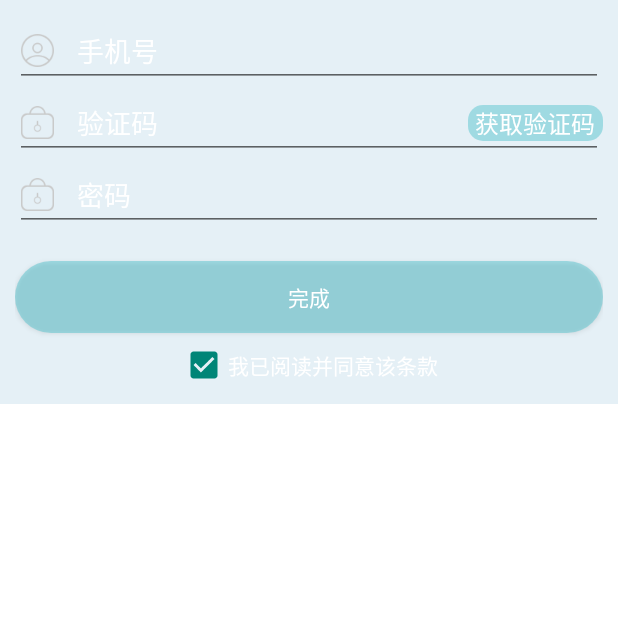
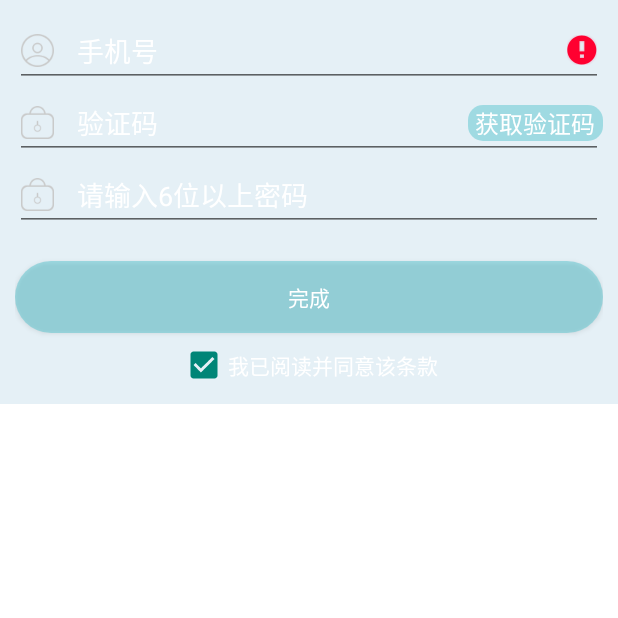
Before and after one commit to TrueTeam/ESports2, an Android app: the fragment RegisterFragment placed in its activity, after a tap on "完成", on a phone screen of 412 x 824 dp, the top half of it. Run offline under Robolectric (Android 15) with nearby library versions, the light colour scheme and no system bars; our stand-ins replace ButterKnife, CircleImageView; libraries missing offline, so code that uses them is left out: com.chad.library; pictures from the network do not load; 3 statements that could not run were skipped.

Commit message:
实现本地登录，进行第三方登陆准备

```diff
--- a/app/src/main/java/com/example/mypc/esports2/fragment/registe/RegisterFragment.java
+++ b/app/src/main/java/com/example/mypc/esports2/fragment/registe/RegisterFragment.java
@@ -4,7 +4,6 @@ package com.example.mypc.esports2.fragment.registe;
 import android.os.Bundle;
 import android.support.design.widget.TextInputEditText;
 import android.support.v4.app.Fragment;
-import android.util.Log;
 import android.view.LayoutInflater;
 import android.view.View;
 import android.view.ViewGroup;
@@ -16,13 +15,17 @@ import android.widget.Toast;
 
 import com.example.mypc.esports2.MyApp;
 import com.example.mypc.esports2.R;
+import com.example.mypc.esports2.bean.UserBean;
+import com.example.mypc.esports2.httputils.register.UserDao;
+
+import java.util.List;
 
 import butterknife.BindView;
 import butterknife.ButterKnife;
 import butterknife.OnClick;
 
 
-public class RegisterFragment extends Fragment implements RegisterContract.View {
+public class RegisterFragment extends Fragment {
 
 
     @BindView(R.id.et_register_accont)
@@ -30,15 +33,13 @@ public class RegisterFragment extends Fragment implements RegisterContract.View
     @BindView(R.id.et_register_verification)
     EditText etRegisterVerification;
     @BindView(R.id.et_register_password)
-    EditText etRegisterPassword;
-    @BindView(R.id.tv_register_find)
+    TextInputEditText etRegisterPassword;
+    @BindView(R.id.tv_register_obtain)
     TextView tvRegisterFind;
     @BindView(R.id.btn_register_login)
     Button btnRegisterLogin;
     @BindView(R.id.cb_agreement)
     CheckBox cbAgreement;
-    private RegisterContract.Presenter presenter;
-    private RegisterContract.Mode mode;
 
     public RegisterFragment() {
 
@@ -50,10 +51,9 @@ public class RegisterFragment extends Fragment implements RegisterContract.View
 
     private onRegisterSuccessListener listener;
 
-    public void setOnflagChangerListener(onRegisterSuccessListener listener){
-        this.listener= listener;
+    public void setOnflagChangerListener(onRegisterSuccessListener listener) {
+        this.listener = listener;
     }
-
 
 
     @Override
@@ -61,38 +61,44 @@ public class RegisterFragment extends Fragment implements RegisterContract.View
                              Bundle savedInstanceState) {
         View view = inflater.inflate(R.layout.fragment_register, container, false);
         ButterKnife.bind(this, view);
-        mode = new RegisterMode();
-        presenter = new RegisterPresenter(mode, this);
         if (cbAgreement.isChecked()) {
             btnRegisterLogin.setClickable(true);
+        } else {
+            btnRegisterLogin.setClickable(false);
         }
         return view;
     }
 
-
-    @Override
-    public void onRegisterSuccess() {
-        MyApp.setFalg(true);
-        Toast.makeText(getActivity(), "注册成功", Toast.LENGTH_SHORT).show();
-        Log.e("TAG", "RegisterFragment: "  );
-        listener.onRegisterSuccess();
-    }
-
-    @Override
-    public void onRegisterFail() {
-        Toast.makeText(getActivity(), "注册失败", Toast.LENGTH_SHORT).show();
-    }
-
-    @OnClick({R.id.tv_register_find, R.id.btn_register_login})
+    @OnClick({R.id.tv_register_obtain, R.id.btn_register_login})
     public void onClick(View view) {
         String accont = etRegisterAccont.getText().toString().trim();
         String password = etRegisterPassword.getText().toString().trim();
         switch (view.getId()) {
-            case R.id.tv_register_find:
+            case R.id.tv_register_obtain:
                 break;
             case R.id.btn_register_login:
-                if (accont.getBytes().length == 11 && btnRegisterLogin.isEnabled()) {
-                    presenter.registerUser(getActivity(), accont, password);
+                if (accont.getBytes().length == 11 && password.length() >= 6 && btnRegisterLogin.isEnabled()) {
+                    List<UserBean> beanList = UserDao.QueryOne(getActivity(), "username", accont);
+                    if (beanList.size() == 0) {
+                        UserBean userBean = new UserBean();
+                        userBean.setUsername(accont);
+                        userBean.setPassword(password);
+                        int add = UserDao.add(userBean, getActivity());
+                        if (add > 0) {
+                            MyApp.setFalg(true);
+                            Toast.makeText(getActivity(), "注册成功", Toast.LENGTH_SHORT).show();
+                            listener.onRegisterSuccess();
+                        } else {
+                            Toast.makeText(getActivity(), "注册失败", Toast.LENGTH_SHORT).show();
+                        }
+                    } else {
+                        etRegisterAccont.setError("账号已存在，请更换手机号再试！");
+                    }
+
+                } else if (accont.getBytes().length != 11) {
+                    etRegisterAccont.setError("请输入11位有效电话号码");
+                } else if (accont.getBytes().length == 11 && password.length() < 6) {
+                    etRegisterPassword.setError("请输入6位及以上密码");
                 }
                 break;
         }
--- a/app/src/main/java/com/example/mypc/esports2/fragment/registe/RegisterPresenter.java
+++ /dev/null
@@ -1,34 +0,0 @@
-package com.example.mypc.esports2.fragment.registe;
-
-import android.content.Context;
-
-/**
- * Created by peter on 2016/8/8.
- */
-public class RegisterPresenter implements RegisterContract.Presenter {
-
-    private RegisterContract.Mode mode;
-    private RegisterContract.View view;
-
-//    public interface onGetaddResultListener {
-//        void onGetaddResult(int result);
-//    }
-//
-//    private onGetaddResultListener listener;
-
-    public RegisterPresenter(RegisterContract.Mode mode, RegisterContract.View view) {
-        this.mode = mode;
-        this.view = view;
-    }
-
-    @Override
-    public void registerUser(Context context, String username, String password) {
-        int i = mode.registerUser(context, username, password);
-//        listener.onGetaddResult(i);
-        if (i > 0) {
-            view.onRegisterSuccess();
-        } else {
-            view.onRegisterFail();
-        }
-    }
-}
--- /dev/null
+++ b/app/src/main/res/drawable/login_qq_slelector.xml
@@ -0,0 +1,5 @@
+<?xml version="1.0" encoding="utf-8"?>
+<selector xmlns:android="http://schemas.android.com/apk/res/android">
+    <item android:drawable="@mipmap/thr_login_qq_done" android:state_selected="true"/>
+    <item android:drawable="@mipmap/thr_login_qq"/>
+</selector>
--- /dev/null
+++ b/app/src/main/res/drawable/login_wechat_seletor.xml
@@ -0,0 +1,5 @@
+<?xml version="1.0" encoding="utf-8"?>
+<selector xmlns:android="http://schemas.android.com/apk/res/android">
+    <item android:drawable="@mipmap/thr_login_wechat_done" android:state_selected="true"/>
+    <item android:drawable="@mipmap/thr_login_wechat"/>
+</selector>
--- a/app/src/main/res/layout/fragment_register.xml
+++ b/app/src/main/res/layout/fragment_register.xml
@@ -30,19 +30,20 @@
         android:textColor="#fff"
         android:textColorHint="#fff"/>
 
-    <EditText
+    <android.support.design.widget.TextInputEditText
         android:id="@+id/et_register_password"
         android:layout_width="match_parent"
         android:layout_height="wrap_content"
         android:layout_below="@+id/et_register_verification"
         android:drawableLeft="@mipmap/login_password"
         android:drawablePadding="15dp"
-        android:hint="密码"
+        android:hint="请输入6位以上密码"
+        android:inputType="textPassword"
         android:textColor="#fff"
         android:textColorHint="#fff"/>
 
     <TextView
-        android:id="@+id/tv_register_find"
+        android:id="@+id/tv_register_obtain"
         android:layout_width="wrap_content"
         android:layout_height="wrap_content"
         android:layout_alignBaseline="@+id/et_register_verification"
```
Also changed, not shown: app/src/main/java/com/example/mypc/esports2/fragment/LoginFragment.java (+68 -12 lines), app/src/main/java/com/example/mypc/esports2/fragment/registe/RegisterContract.java (deleted, +0 -28 lines), app/src/main/java/com/example/mypc/esports2/fragment/registe/RegisterMode.java (deleted, +0 -20 lines), app/src/main/java/com/example/mypc/esports2/gamelib/MyGamesFragment.java (+12 -20 lines), app/src/main/res/layout/fragment_login.xml (+12 -9 lines).
